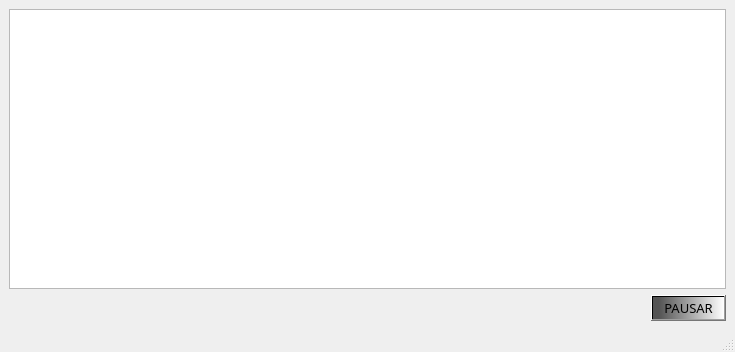
First picture: the form in mainwindow.ui, repository javierjose1224/Proyecto_final, before the edit.
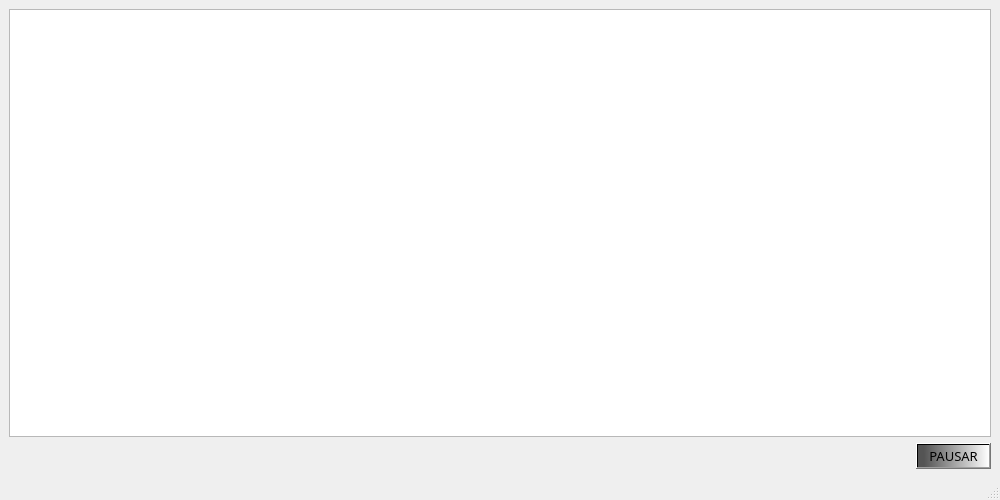
Second picture: the form after the edit.

Patch:
```diff
--- a/mainwindow.ui
+++ b/mainwindow.ui
@@ -6,8 +6,8 @@
    <rect>
     <x>0</x>
     <y>0</y>
-    <width>735</width>
-    <height>352</height>
+    <width>1000</width>
+    <height>500</height>
    </rect>
   </property>
   <property name="windowTitle">
@@ -22,7 +22,7 @@
       </property>
      </widget>
     </item>
-    <item row="2" column="0" alignment="Qt::AlignRight">
+    <item row="3" column="0" alignment="Qt::AlignRight">
      <widget class="QPushButton" name="pushButton">
       <property name="font">
        <font>
```
